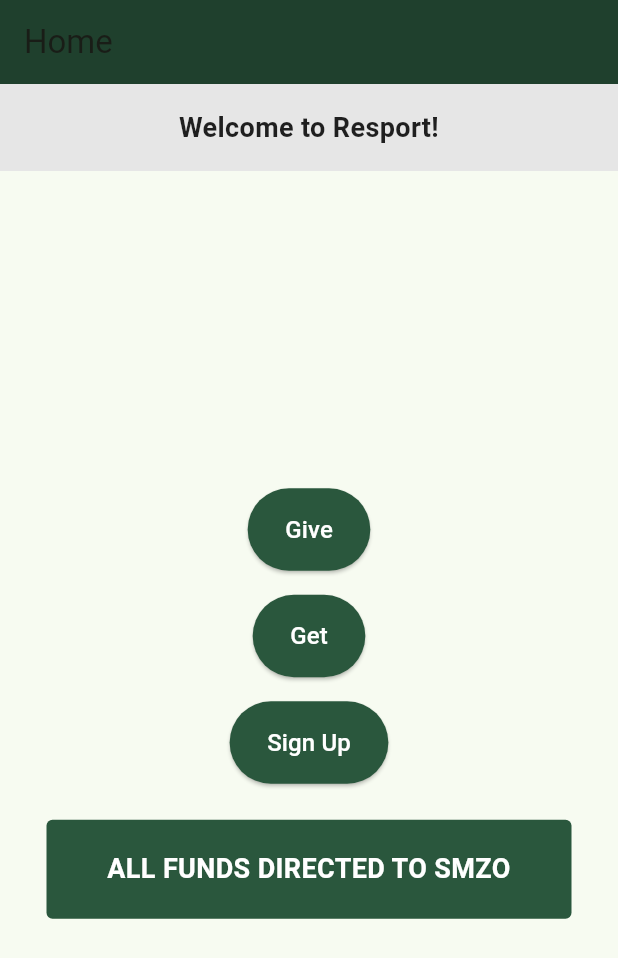
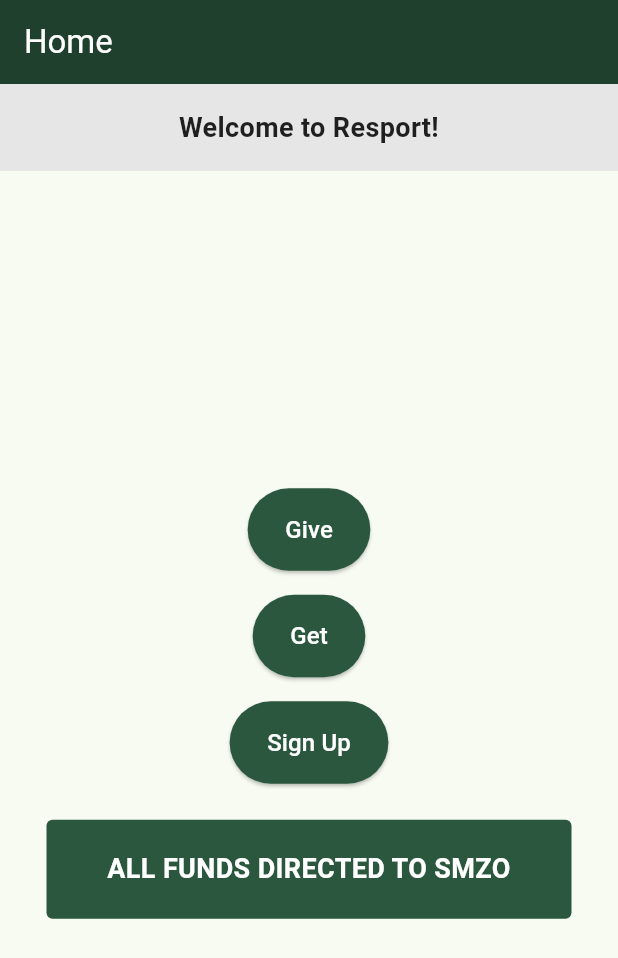
Before and after one commit to nikhil-s1nha/Resport, a Flutter app: the screen it shows after launch, on a phone screen of 412 x 824 dp. Shown: the top 958 px of the screen. Run offline on Flutter 3.47's test engine with Material 3 defaults, Android fonts, the phone set to English and light mode, and no system bars; our stand-ins replace cloud_firestore, firebase_auth, firebase_core, firebase_database, google_sign_in, image_picker; accounts and stored records are empty.

Commit message:
title aesthetic

```diff
--- a/lib/screens/get_screen.dart
+++ b/lib/screens/get_screen.dart
@@ -7,7 +7,11 @@ class GetScreen extends StatelessWidget {
   Widget build(BuildContext context) {
     return Scaffold(
       appBar: AppBar(
-        title: const Text('Get Equipment'),
+        title: const Text(
+            "Get",
+            style: TextStyle(
+              color: Colors.white,
+            )),
       ),
       body: Center(
         child: Text('List of Equipment Goes Here'),
--- a/lib/screens/give_screen.dart
+++ b/lib/screens/give_screen.dart
@@ -43,7 +43,6 @@ class GiveScreenState extends State<GiveScreen> {
           "GIVE",
           style: TextStyle(
             color: Colors.white,
-            fontWeight: FontWeight.bold
           )
         ),
         backgroundColor: const Color(0xFF1F402D), // Olive green color
--- a/lib/screens/home_screen.dart
+++ b/lib/screens/home_screen.dart
@@ -54,7 +54,11 @@ class _HomeScreenState extends State<HomeScreen> {
   Widget build(BuildContext context) {
     return Scaffold(
       appBar: AppBar(
-        title: const Text("Home"),
+        title: const Text(
+            "Home",
+            style: TextStyle(
+              color: Colors.white,
+            )),
         backgroundColor: const Color(0xFF1F402D), // Olive green color
         actions: isAuthenticated
             ? [
--- a/lib/screens/profile_screen.dart
+++ b/lib/screens/profile_screen.dart
@@ -7,7 +7,11 @@ class ProfileScreen extends StatelessWidget {
   Widget build(BuildContext context) {
     return Scaffold(
       appBar: AppBar(
-        title: const Text("Profile"),
+        title: const const Text(
+          "Home",
+          style: TextStyle(
+            color: Colors.white,
+          )),
         backgroundColor: const Color(0xFF1F402D),
       ),
       body: Center(
--- a/lib/screens/sign_in_screen.dart
+++ b/lib/screens/sign_in_screen.dart
@@ -87,7 +87,6 @@ class SignInScreenState extends State<SignInScreen> {
           "SIGN IN",
           style: TextStyle(
             color: Colors.white,
-            fontWeight: FontWeight.bold,
           ),
         ),
         backgroundColor: const Color(0xFF1F402D), // Olive green color
--- a/lib/screens/sign_up_screen.dart
+++ b/lib/screens/sign_up_screen.dart
@@ -127,7 +127,6 @@ class SignUpScreenState extends State<SignUpScreen> {
           "SIGN UP",
           style: TextStyle(
             color: Colors.white,
-            fontWeight: FontWeight.bold,
           ),
         ),
         backgroundColor: const Color(0xFF1F402D), // Olive green color
```
